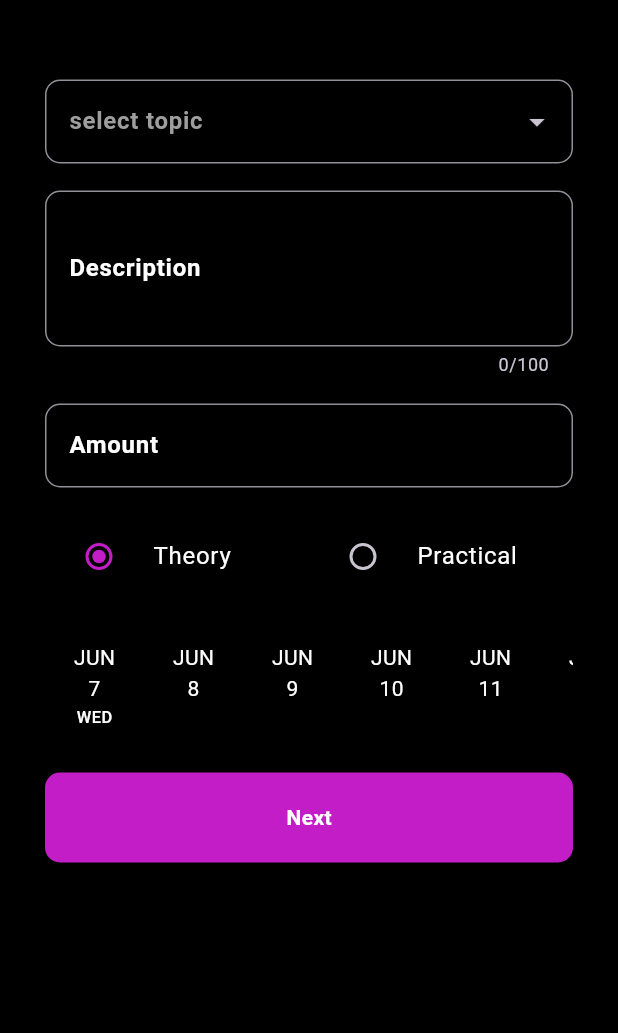
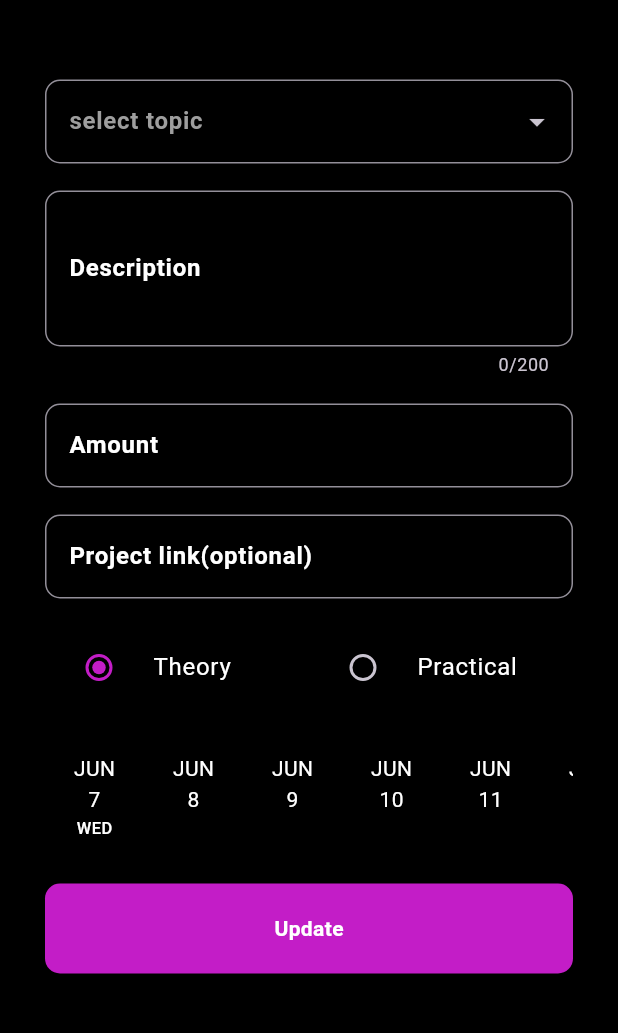
Before and after one commit to Dilshad-N15/flutter_app, a Flutter app: the RequestUpadatePage screen opened directly with empty values, on a phone screen of 412 x 824 dp, the part 84-1117 px from its top. Run offline on Flutter 3.47's test engine with Material 2 defaults, Android fonts, the phone set to English and light mode, and no system bars; drawn by our look-alikes of date_picker_timeline, dropdown_search; our stand-ins replace audio_video_progress_bar, audioplayers, awesome_snackbar_content, cloud_firestore, firebase_auth, firebase_core and 9 more; missing offline and left inert: agora_uikit, emoji_selector, flutter_sound, flutter_stripe, wiredash; accounts and stored records are empty; network calls fail.

Commit message:
final commit

```diff
--- a/lib/screens/homescreen.dart
+++ b/lib/screens/homescreen.dart
@@ -240,7 +240,8 @@ class _HomeScreenState extends State<HomeScreen> with WidgetsBindingObserver {
                                                             .data()
                                                         as Map<String, dynamic>;
 
-                                                if (data['uid'] != user.uid) {
+                                                if (data['uid'] != user.uid &&
+                                                    data['mentor'] == "") {
                                                   return GestureDetector(
                                                     onTap: () {
                                                       Navigator.of(context)
--- a/lib/screens/request.dart
+++ b/lib/screens/request.dart
@@ -279,7 +279,7 @@ class _RequestPageState extends State<RequestPage> {
                         ),
                         TextField(
                           maxLines: 3,
-                          maxLength: 100,
+                          maxLength: 200,
                           controller: _noteController,
                           decoration: InputDecoration(
                             focusedBorder: OutlineInputBorder(
--- a/lib/screens/request_update.dart
+++ b/lib/screens/request_update.dart
@@ -24,7 +24,6 @@ class _RequestUpadatePageState extends State<RequestUpadatePage> {
   Future updateFile() async {
     final FirebaseFirestore _firestore = FirebaseFirestore.instance;
     final user = FirebaseAuth.instance.currentUser!;
-    // String requestID = const Uuid().v1();
     DocumentSnapshot userSnapshot =
         await _firestore.collection('users').doc(user.uid).get();
     Map<String, dynamic> userData = userSnapshot.data() as Map<String, dynamic>;
@@ -38,6 +37,7 @@ class _RequestUpadatePageState extends State<RequestUpadatePage> {
       name: name,
       date: _selectedValue,
       type: selectedRadioButton,
+      link: _linkController.text,
       amount: _amountController.text,
       requestID: widget.dSnap['requestID'],
       datetime: DateTime.now(),
@@ -71,6 +71,8 @@ class _RequestUpadatePageState extends State<RequestUpadatePage> {
   final _topicController = TextEditingController();
   final _noteController = TextEditingController();
   final _amountController = TextEditingController();
+  final _linkController = TextEditingController();
+
   var _selectedSubject = '';
   String selectedRadioButton = 'Theory';
   bool _isOther = false;
@@ -284,7 +286,7 @@ class _RequestUpadatePageState extends State<RequestUpadatePage> {
                         ),
                         TextField(
                           maxLines: 3,
-                          maxLength: 100,
+                          maxLength: 200,
                           controller: _noteController,
                           decoration: InputDecoration(
                             hintText: widget.dSnap['description'],
@@ -325,6 +327,32 @@ class _RequestUpadatePageState extends State<RequestUpadatePage> {
                               ),
                             ),
                             labelText: 'Amount',
+                            labelStyle: TextStyle(
+                              fontWeight: FontWeight.bold,
+                              color: Colors.white,
+                            ),
+                          ),
+                        ),
+                        SizedBox(
+                          height: 18,
+                        ),
+                        TextField(
+                          controller: _linkController,
+                          textInputAction: TextInputAction.done,
+                          keyboardType: TextInputType.emailAddress,
+                          decoration: InputDecoration(
+                            focusedBorder: OutlineInputBorder(
+                              borderSide: BorderSide(
+                                color: Color(0xFFC31DC7),
+                              ),
+                            ),
+                            border: OutlineInputBorder(
+                              borderRadius: BorderRadius.circular(10.0),
+                              borderSide: BorderSide(
+                                color: Color(0xFFC31DC7),
+                              ),
+                            ),
+                            labelText: 'Project link(optional)',
                             labelStyle: TextStyle(
                               fontWeight: FontWeight.bold,
                               color: Colors.white,
@@ -416,7 +444,7 @@ class _RequestUpadatePageState extends State<RequestUpadatePage> {
                               },
                               child: Center(
                                 child: Text(
-                                  'Next',
+                                  'Update',
                                   style: TextStyle(
                                       color: Colors.white,
                                       fontWeight: FontWeight.bold),
```
Also changed, not shown: lib/screens/group_members.dart (+18 -2 lines), 3 other files.
